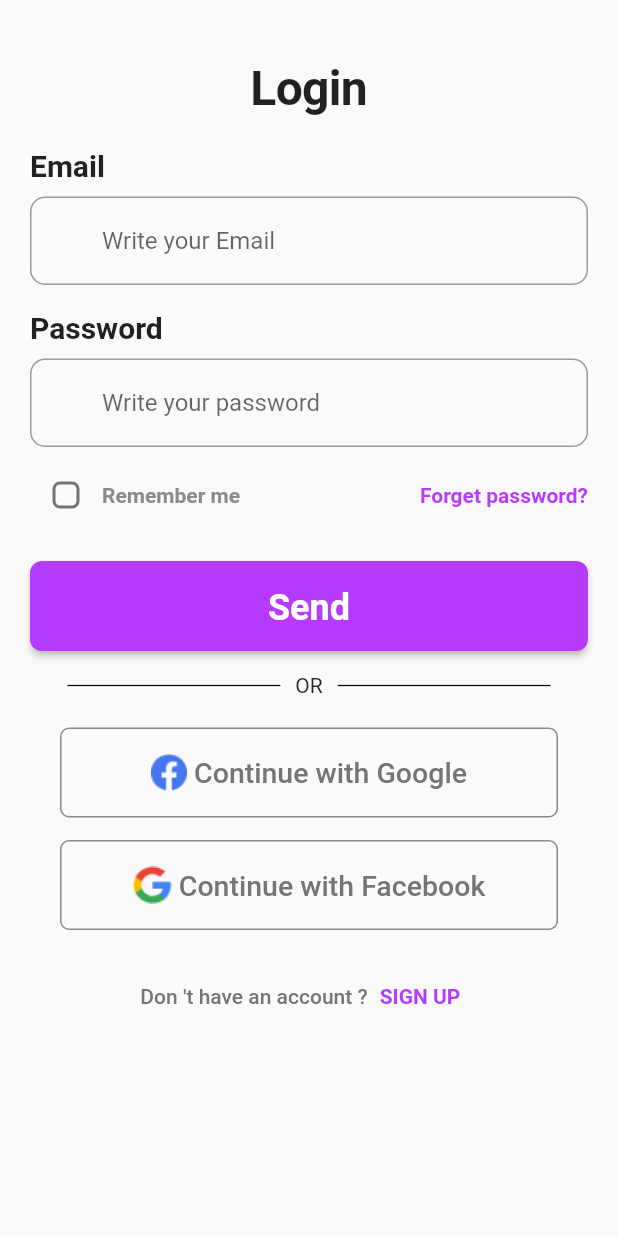
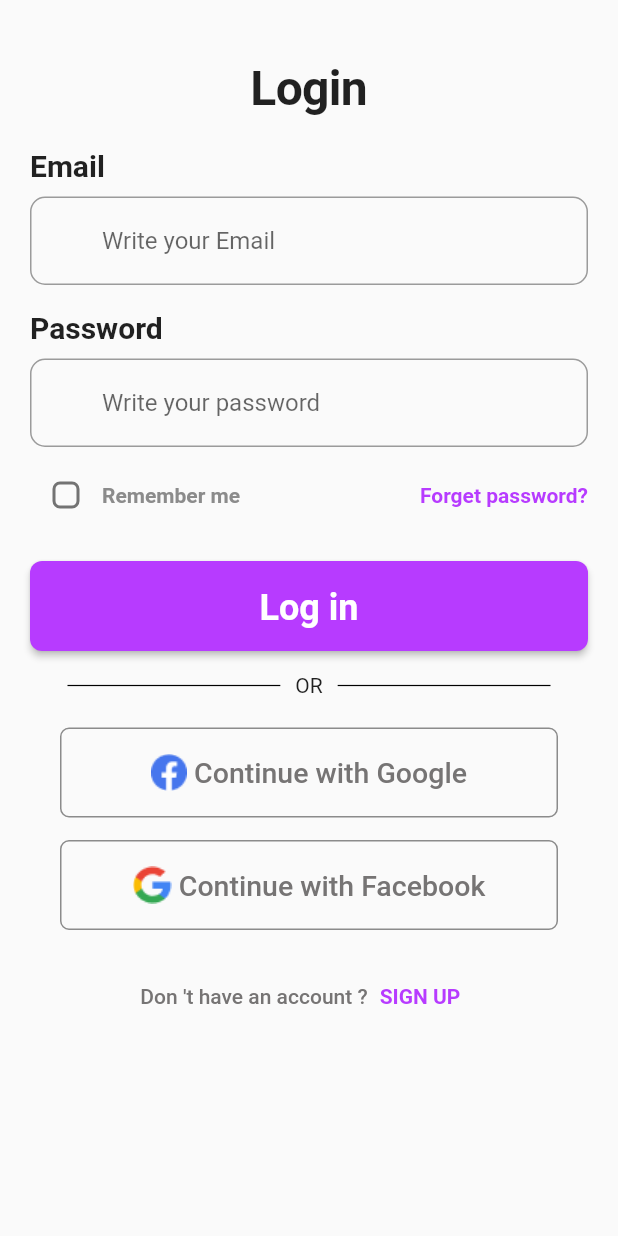
Before and after one commit to shehabhy1/barter_project_2023, a Flutter app: the LoginView screen opened by its route, on a phone screen of 412 x 824 dp. Run offline on Flutter 3.47's test engine with Material 2 defaults, Android fonts, the phone set to English and light mode, and no system bars; our stand-ins replace flutter_bloc, go_router, shared_preferences, sizer, smooth_page_indicator; accounts and stored records are empty; Roboto replaces fonts that are missing (Poppins).

Commit message:
add navigate of auth view

```diff
--- a/lib/core/utils/app_router.dart
+++ b/lib/core/utils/app_router.dart
@@ -2,6 +2,7 @@ import 'package:barter_project_2023/constants.dart';
 import 'package:barter_project_2023/core/utils/cache_helper.dart';
 import 'package:barter_project_2023/features/layout/presentation/views/layout.dart';
 import 'package:barter_project_2023/features/log_in/presentation/views/login_view.dart';
+import 'package:barter_project_2023/features/log_in/presentation/views/signup_view.dart';
 import 'package:barter_project_2023/features/splash_view/presentation/views/on_boarding_view.dart';
 import 'package:go_router/go_router.dart';
 
@@ -26,7 +27,7 @@ class AppRouter {
       GoRoute(
         path: routingSplashView,
 //add splash view when finish
-        builder: (context, state) => const LayoutView(),
+        builder: (context, state) => const SignupView(),
       ),
       GoRoute(
           name: routingOnBoardingView,
--- a/lib/features/log_in/presentation/views/widgets/login_body.dart
+++ b/lib/features/log_in/presentation/views/widgets/login_body.dart
@@ -10,6 +10,7 @@ import '../../../../../constants.dart';
 import '../../../../../core/shared_widget/custom_buttom.dart';
 import '../../../../../core/shared_widget/default_text.dart';
 import '../../../../../core/utils/styles.dart';
+import '../../../../layout/presentation/views/layout.dart';
 import 'last_row.dart';
 
 class LoginBody extends StatefulWidget {
@@ -85,12 +86,11 @@ class _LoginBodyState extends State<LoginBody> {
                 width: double.infinity,
                 height: 60,
                 backgroundColor: kPrimaryColor,
-                text: 'Send',
+                text: 'Log in',
                 func: () {
                   Navigator.push(
                     context,
-                    MaterialPageRoute(
-                        builder: (context) => const NotificationView()),
+                    MaterialPageRoute(builder: (context) => const LayoutView()),
                   );
                 }),
             const SizedBox(
```
Also changed, not shown: lib/features/log_in/presentation/views/widgets/new_body.dart (+5 -4 lines), lib/features/log_in/presentation/views/widgets/signup_body.dart (+6 -5 lines).
